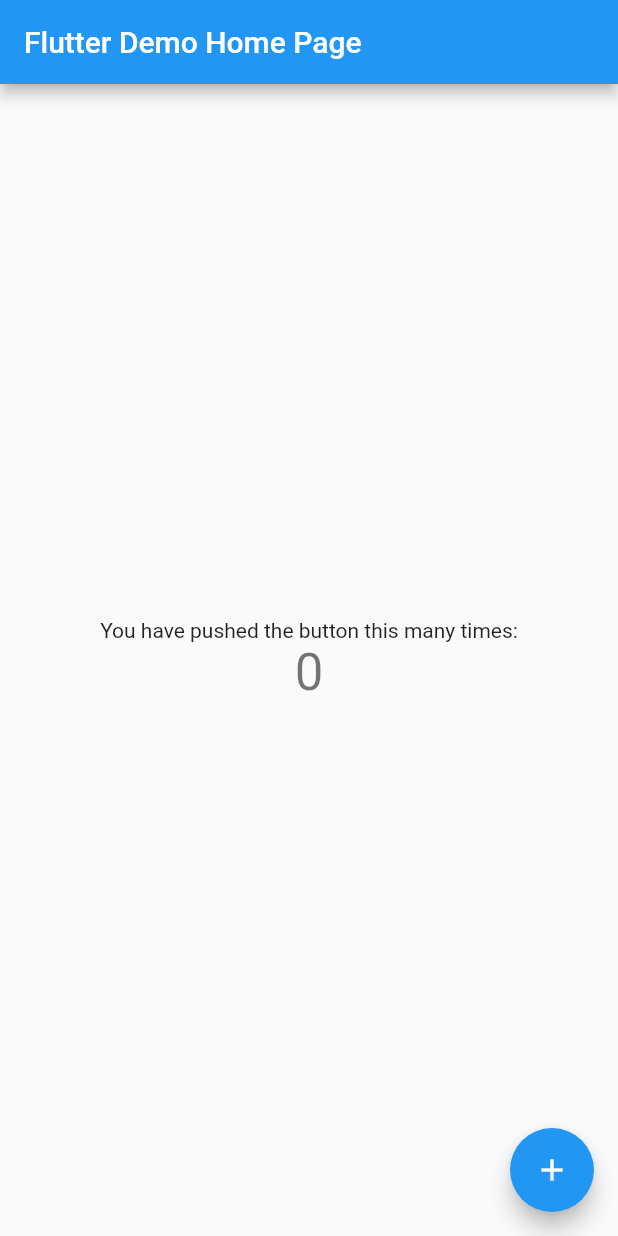
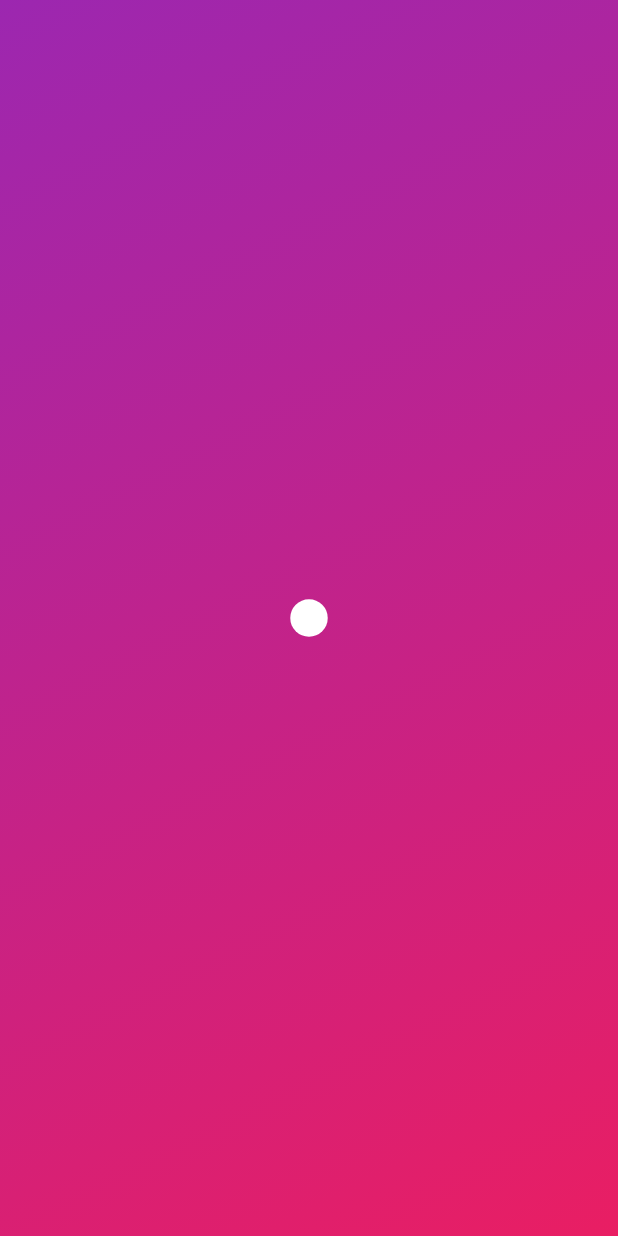
Before and after one commit to aninarafath6/animated-mpin, a Flutter app: the screen it shows after launch, on a phone screen of 412 x 824 dp. Run offline on Flutter 3.47's test engine with Material 2 defaults, Android fonts, the phone set to English and light mode, and no system bars.

Commit message:
MPin animation controller

```diff
--- a/lib/main.dart
+++ b/lib/main.dart
@@ -1,113 +1,19 @@
 import 'package:flutter/material.dart';
+import 'package:mpin/mpin_page.dart';
 
 void main() {
   runApp(MyApp());
 }
 
 class MyApp extends StatelessWidget {
-  // This widget is the root of your application.
   @override
   Widget build(BuildContext context) {
     return MaterialApp(
-      title: 'Flutter Demo',
-      theme: ThemeData(
-        // This is the theme of your application.
-        //
-        // Try running your application with "flutter run". You'll see the
-        // application has a blue toolbar. Then, without quitting the app, try
-        // changing the primarySwatch below to Colors.green and then invoke
-        // "hot reload" (press "r" in the console where you ran "flutter run",
-        // or simply save your changes to "hot reload" in a Flutter IDE).
-        // Notice that the counter didn't reset back to zero; the application
-        // is not restarted.
-        primarySwatch: Colors.blue,
-      ),
-      home: MyHomePage(title: 'Flutter Demo Home Page'),
-    );
+        title: 'Mpin animation',
+        debugShowCheckedModeBanner: false,
+        theme: ThemeData(
+          primarySwatch: Colors.blue,
+        ),
+        home: MPinPage());
   }
 }
-
-class MyHomePage extends StatefulWidget {
-  MyHomePage({Key? key, required this.title}) : super(key: key);
-
-  // This widget is the home page of your application. It is stateful, meaning
-  // that it has a State object (defined below) that contains fields that affect
-  // how it looks.
-
-  // This class is the configuration for the state. It holds the values (in this
-  // case the title) provided by the parent (in this case the App widget) and
-  // used by the build method of the State. Fields in a Widget subclass are
-  // always marked "final".
-
-  final String title;
-
-  @override
-  _MyHomePageState createState() => _MyHomePageState();
-}
-
-class _MyHomePageState extends State<MyHomePage> {
-  int _counter = 0;
-
-  void _incrementCounter() {
-    setState(() {
-      // This call to setState tells the Flutter framework that something has
-      // changed in this State, which causes it to rerun the build method below
-      // so that the display can reflect the updated values. If we changed
-      // _counter without calling setState(), then the build method would not be
-      // called again, and so nothing would appear to happen.
-      _counter++;
-    });
-  }
-
-  @override
-  Widget build(BuildContext context) {
-    // This method is rerun every time setState is called, for instance as done
-    // by the _incrementCounter method above.
-    //
-    // The Flutter framework has been optimized to make rerunning build methods
-    // fast, so that you can just rebuild anything that needs updating rather
-    // than having to individually change instances of widgets.
-    return Scaffold(
-      appBar: AppBar(
-        // Here we take the value from the MyHomePage object that was created by
-        // the App.build method, and use it to set our appbar title.
-        title: Text(widget.title),
-      ),
-      body: Center(
-        // Center is a layout widget. It takes a single child and positions it
-        // in the middle of the parent.
-        child: Column(
-          // Column is also a layout widget. It takes a list of children and
-          // arranges them vertically. By default, it sizes itself to fit its
-          // children horizontally, and tries to be as tall as its parent.
-          //
-          // Invoke "debug painting" (press "p" in the console, choose the
-          // "Toggle Debug Paint" action from the Flutter Inspector in Android
-          // Studio, or the "Toggle Debug Paint" command in Visual Studio Code)
-          // to see the wireframe for each widget.
-          //
-          // Column has various properties to control how it sizes itself and
-          // how it positions its children. Here we use mainAxisAlignment to
-          // center the children vertically; the main axis here is the vertical
-          // axis because Columns are vertical (the cross axis would be
-          // horizontal).
-          mainAxisAlignment: MainAxisAlignment.center,
-          children: <Widget>[
-            Text(
-              'You have pushed the button this many times:',
-            ),
-            Text(
-              '$_counter',
-              style: Theme.of(context).textTheme.headline4,
-            ),
-          ],
-        ),
-      ),
-      floatingActionButton: FloatingActionButton(
-        onPressed: _incrementCounter,
-        tooltip: 'Increment',
-        child: Icon(Icons.add),
-      ), // This trailing comma makes auto-formatting nicer for build methods.
-    );
-  }
-}
--- /dev/null
+++ b/lib/mpin_animation.dart
@@ -0,0 +1,67 @@
+import 'package:flutter/material.dart';
+
+class MPinAnimation extends StatefulWidget {
+  const MPinAnimation({Key? key}) : super(key: key);
+
+  @override
+  _MPinAnimationState createState() => _MPinAnimationState();
+}
+
+class _MPinAnimationState extends State<MPinAnimation>
+    with SingleTickerProviderStateMixin {
+  // ignore: unused_field
+  late AnimationController _controller;
+  late Animation<double> _sizeAnimation;
+  late Animation<double> _opacityAnimation;
+
+  @override
+  void initState() {
+    _controller = new AnimationController(
+      vsync: this,
+      duration: Duration(milliseconds: 300),
+    );
+    _controller.addListener(
+      () {
+        if (_controller.status == AnimationStatus.completed) {
+          _controller.reverse();
+        }
+        setState(() {});
+      },
+    );
+    _sizeAnimation = Tween<double>(
+      begin: 25,
+      end: 73,
+    ).animate(_controller);
+    _opacityAnimation = Tween<double>(
+      begin: 0,
+      end: 1,
+    ).animate(_controller);
+    _controller.forward();
+    super.initState();
+  }
+
+  @override
+  Widget build(BuildContext context) {
+    return Container(
+      height: _sizeAnimation.value,
+      width: _sizeAnimation.value,
+      decoration: BoxDecoration(
+        color: Colors.white,
+        borderRadius: BorderRadius.circular(
+          _sizeAnimation.value / 2,
+        ),
+      ),
+      child: Center(
+        child: Opacity(
+          opacity: _opacityAnimation.value,
+          child: Transform.scale(
+            scale: _sizeAnimation.value / 44,
+            child: Text(
+              '1',
+            ),
+          ),
+        ),
+      ),
+    );
+  }
+}
--- /dev/null
+++ b/lib/mpin_page.dart
@@ -0,0 +1,35 @@
+import 'dart:ui';
+
+import 'package:flutter/material.dart';
+import 'package:mpin/mpin_animation.dart';
+
+class MPinPage extends StatelessWidget {
+  const MPinPage({Key? key}) : super(key: key);
+
+  @override
+  Widget build(BuildContext context) {
+    return Scaffold(
+      body: Stack(
+        children: [
+          Container(
+            decoration: BoxDecoration(
+              gradient: LinearGradient(
+                colors: [
+                  Colors.purple,
+                  Colors.pink,
+                ],
+                begin: Alignment.topLeft,
+                end: Alignment.bottomRight,
+              ),
+            ),
+          ),
+          SafeArea(
+            child: Center(
+              child: MPinAnimation(),
+            ),
+          ),
+        ],
+      ),
+    );
+  }
+}
```
